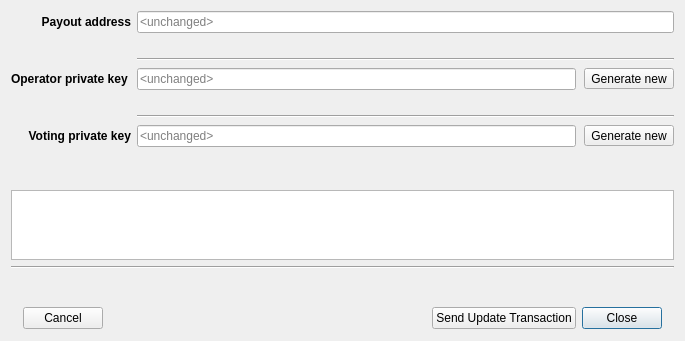
Bertrand256/dash-masternode-tool, file src/ui/ui_upd_mn_registrar_dlg.ui: the form before one commit.
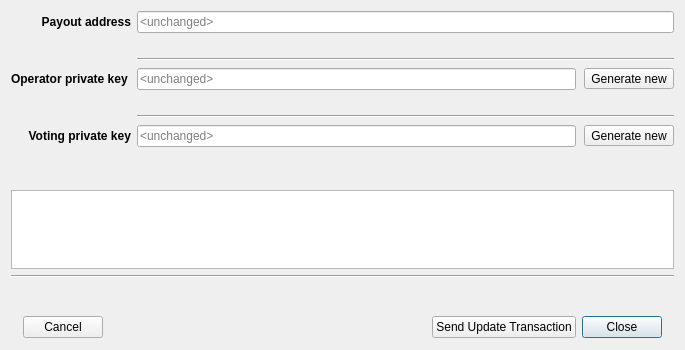
The form after the commit.

Commit message: Update payout addr. dialog: fixed a typo in the update_registrar command. Update payout addr. dialog: fixed an issue with openning the "details" hyperlink.

What changed in the file:
```diff
--- a/src/ui/ui_upd_mn_registrar_dlg.ui
+++ b/src/ui/ui_upd_mn_registrar_dlg.ui
@@ -7,7 +7,7 @@
     <x>0</x>
     <y>0</y>
     <width>685</width>
-    <height>318</height>
+    <height>350</height>
    </rect>
   </property>
   <property name="sizePolicy">
```
Left out of the diff: 2 changed lines with no effect on the pictures. The commit also changes 2 other files.
